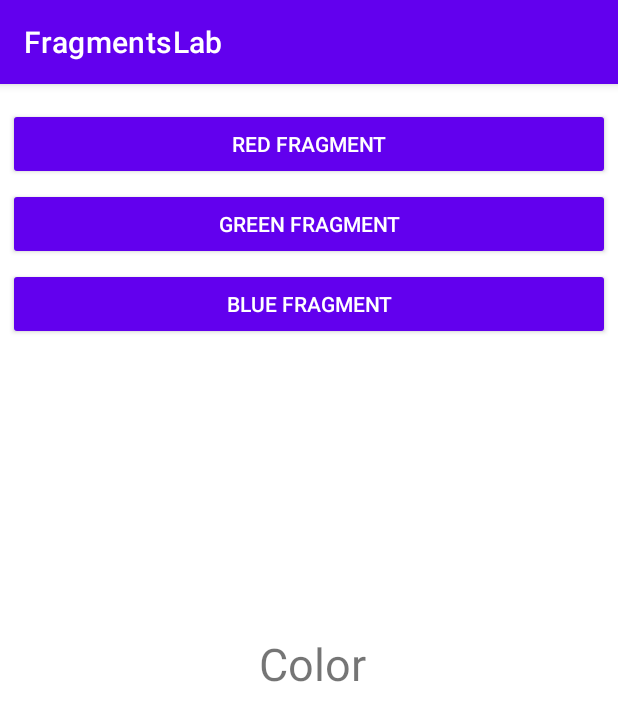
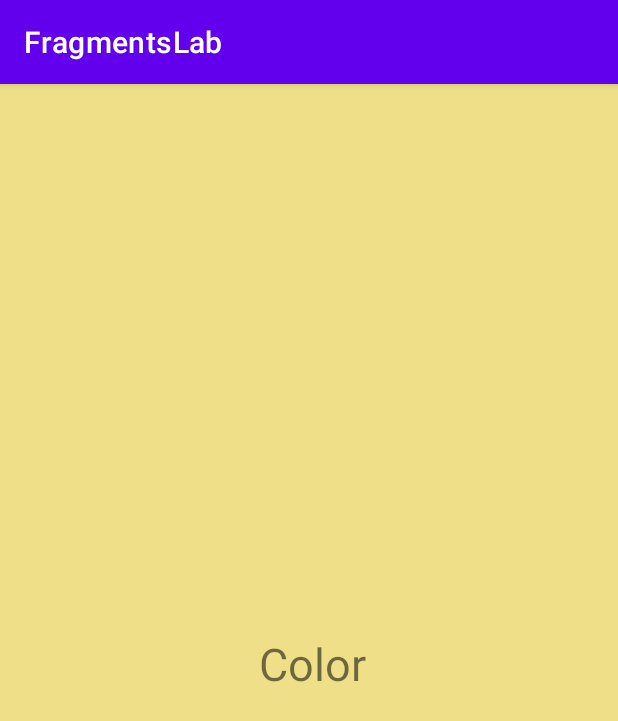
Before and after one commit to bjoshi99/FragmentLab_Practice, an Android app: the fragment ColorFragment placed in its activity, on a phone screen of 412 x 824 dp. Shown: the top 721 px of the screen. Run offline under Robolectric (Android 15) with nearby library versions, the phone set to English and light mode, and no system bars; 2 statements that could not run were skipped.

Commit message:
change bg color of color_fragment.xml

```diff
--- a/app/src/main/res/layout/fragment_color.xml
+++ b/app/src/main/res/layout/fragment_color.xml
@@ -4,7 +4,8 @@
     android:id="@+id/frameLayout"
     android:layout_width="match_parent"
     android:layout_height="match_parent"
-    tools:context="ui.ColorFragment">
+    tools:context="ui.ColorFragment"
+    android:background="#EFDF88">
 
     <TextView
         android:id="@+id/text_label"
```
